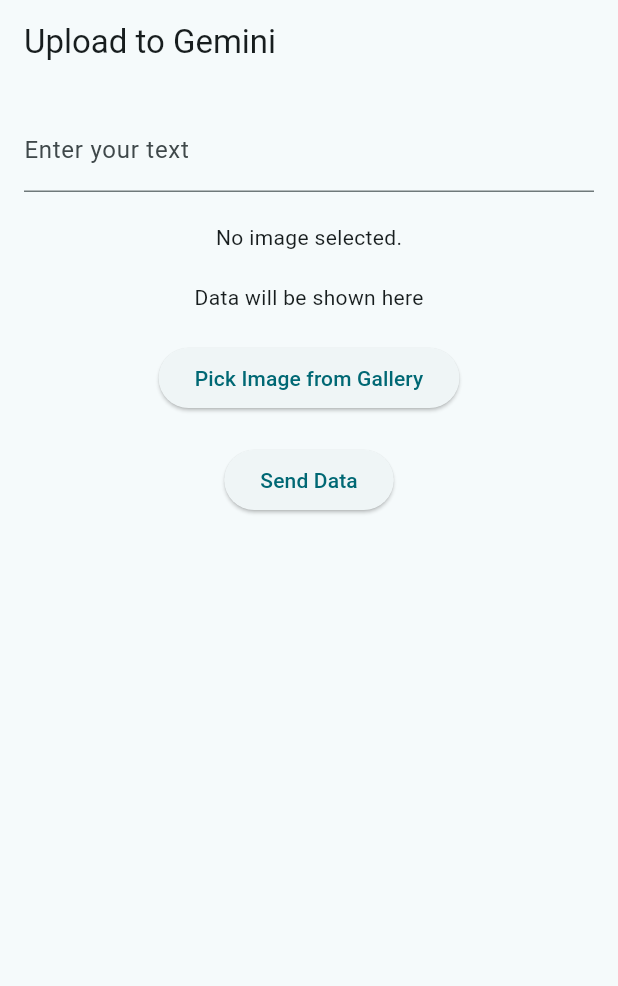
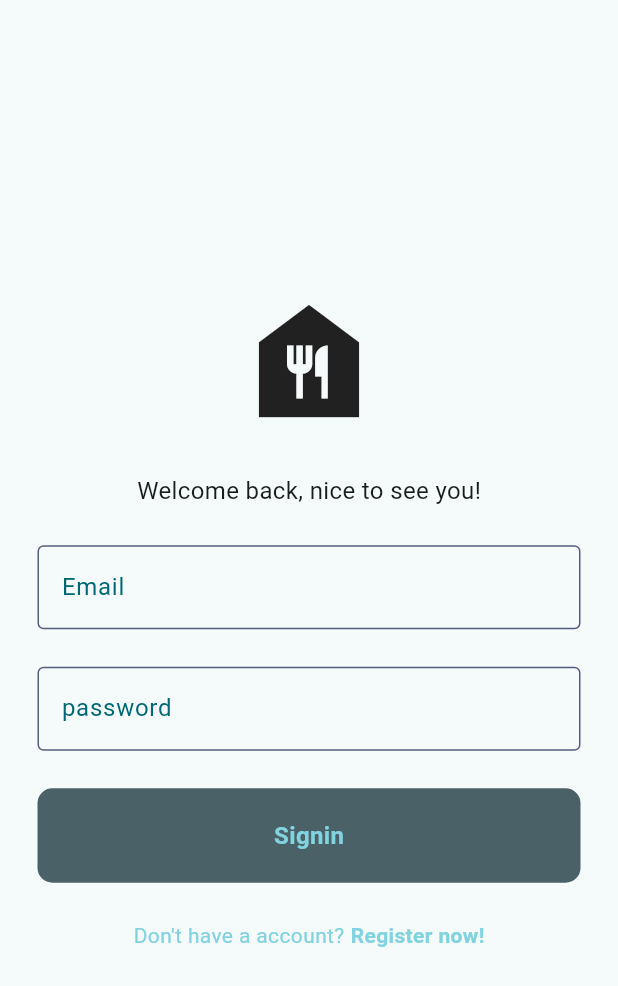
Before and after one commit to yyuvraj54/Nutriscan, a Flutter app: the screen it shows after launch, on a phone screen of 412 x 824 dp. Shown: the top 986 px of the screen. Run offline on Flutter 3.47's test engine with Material 3 defaults, Android fonts, the phone set to English and light mode, and no system bars; our stand-ins replace camera, firebase_auth, firebase_core, flutter_gemini, image_picker; accounts and stored records are empty.

Commit message:
auth part completed

```diff
--- /dev/null
+++ b/lib/component/my_button.dart
@@ -0,0 +1,34 @@
+import 'package:flutter/material.dart';
+
+class MyButton extends StatelessWidget {
+  final Function()? onTap;
+  final String text;
+  const MyButton({super.key, required this.text, this.onTap});
+
+  @override
+  Widget build(BuildContext context) {
+    return Padding(
+      padding: const EdgeInsets.symmetric(horizontal: 25),
+      child: GestureDetector(
+        onTap: onTap,
+        child: Container(
+          decoration: BoxDecoration(
+              color: Theme.of(context).colorScheme.secondary,
+              borderRadius: BorderRadius.circular(10)),
+          child: Center(
+            child: Padding(
+              padding: const EdgeInsets.all(20),
+              child: Text(
+                text,
+                style: TextStyle(
+                  fontSize: 16,
+                  fontWeight: FontWeight.bold,
+                    color: Theme.of(context).colorScheme.inversePrimary),
+              ),
+            ),
+          ),
+        ),
+      ),
+    );
+  }
+}
--- /dev/null
+++ b/lib/component/mytext_field.dart
@@ -0,0 +1,37 @@
+import 'package:flutter/material.dart';
+
+class MyTextField extends StatelessWidget {
+  final TextEditingController controller;
+  final String hintText;
+  final bool obscureText;
+
+  const MyTextField(
+      {super.key,
+      required this.controller,
+      required this.hintText,
+      required this.obscureText});
+
+  @override
+  Widget build(BuildContext context) {
+    return Padding(
+      padding:  const EdgeInsets.symmetric(horizontal: 25.0),
+      child: TextField(
+
+        controller: controller,
+        obscureText: obscureText,
+        decoration: InputDecoration(
+
+          enabledBorder: OutlineInputBorder(
+            borderSide: BorderSide(color: Theme.of(context).colorScheme.tertiary),
+          ),
+          focusedBorder: OutlineInputBorder(
+            borderSide: BorderSide(color: Theme.of(context).colorScheme.primary),
+          ),
+          hintText: hintText,
+          hintStyle: TextStyle(color: Theme.of(context).colorScheme.primary),
+        ),
+
+      ),
+    );
+  }
+}
--- a/lib/main.dart
+++ b/lib/main.dart
@@ -1,14 +1,12 @@
-import 'dart:html';
 import 'dart:io';
-
 import 'package:camera/camera.dart';
 import 'package:firebase_core/firebase_core.dart';
 import 'package:flutter/material.dart';
 import 'package:flutter/widgets.dart';
 import 'package:flutter_gemini/flutter_gemini.dart';
 import 'package:nutriscan/firebase_options.dart';
-
 import 'package:nutriscan/pages/gemini_api.dart';
+import 'package:nutriscan/services/auth/authgate.dart';
 
 List<CameraDescription>? cameras;
 
@@ -34,7 +32,7 @@
         useMaterial3: true,
       ),
       debugShowCheckedModeBanner: false,
-      home: APIPage(),
+      home: AuthGate(),
     );
   }
 }
@@ -160,7 +158,8 @@
   Widget build(BuildContext context) {
     return Scaffold(
       appBar: AppBar(title: Text('Display Picture')),
-      body: Image.file(File(imagePath)),
+      body: Center(child: Text('Anyhing '),)
+      //Image.file(File(imagePath)),
     );
   }
 }
--- /dev/null
+++ b/lib/pages/signin_page.dart
@@ -0,0 +1,142 @@
+import 'package:flutter/material.dart';
+import 'package:nutriscan/component/my_button.dart';
+import 'package:nutriscan/component/mytext_field.dart';
+import 'package:nutriscan/services/authservice.dart';
+
+class Signin extends StatefulWidget {
+  final Function()? onTap;
+
+  const Signin({super.key, this.onTap});
+
+  @override
+  State<Signin> createState() => _SigninState();
+}
+
+class _SigninState extends State<Signin> {
+  final TextEditingController emailController = TextEditingController();
+
+  final TextEditingController passwordController = TextEditingController();
+
+  Future<void> signin() async {
+    final _authServices = AuthServices();
+
+    // Show progress indicator
+    showDialog(
+      context: context,
+      barrierDismissible: false, // Prevent dialog dismissal
+      builder: (BuildContext context) {
+        return const Center(
+          child: CircularProgressIndicator(), // or any other indicator widget
+        );
+      },
+    );
+
+    try {
+      await _authServices.signInWithEmailPassword(
+          emailController.text, passwordController.text);
+
+      // Hide progress indicator
+      // ignore: use_build_context_synchronously
+      Navigator.of(context).pop(); // Close the progress dialog
+
+      // Optionally, navigate to a new screen or perform any other action upon successful sign-in
+    } catch (e) {
+      // Hide progress indicator
+      // ignore: use_build_context_synchronously
+      Navigator.of(context).pop(); // Close the progress dialog
+
+      // Show error dialog
+      showDialog(
+        // ignore: use_build_context_synchronously
+        context: context,
+        builder: (context) => AlertDialog(
+          title: Text(e.toString()),
+        ),
+      );
+    }
+  }
+
+  @override
+  Widget build(BuildContext context) {
+    return Scaffold(
+      backgroundColor: Theme.of(context).colorScheme.background,
+      body: Center(
+        child: Column(
+          mainAxisAlignment: MainAxisAlignment.center,
+          children: [
+            //icon
+            const Icon(
+              Icons.food_bank,
+              size: 100,
+            ),
+            const SizedBox(
+              height: 25,
+            ),
+
+            //welcome message
+            const Text(
+              'Welcome back, nice to see you!',
+              style: TextStyle(fontSize: 16),
+            ),
+            const SizedBox(
+              height: 25,
+            ),
+
+            //username
+            MyTextField(
+              controller: emailController,
+              hintText: 'Email',
+              obscureText: false,
+            ),
+            const SizedBox(
+              height: 25,
+            ),
+
+            //password
+            MyTextField(
+              controller: passwordController,
+              hintText: 'password',
+              obscureText: true,
+            ),
+            const SizedBox(
+              height: 25,
+            ),
+
+            //button
+            MyButton(
+              text: "Signin",
+              onTap: signin,
+            ),
+            const SizedBox(
+              height: 25,
+            ),
+
+            //forgot pasword
+            Row(
+              mainAxisAlignment: MainAxisAlignment.center,
+              children: [
+                Text(
+                  "Don't have a account?",
+                  style: TextStyle(
+                      color: Theme.of(context).colorScheme.inversePrimary),
+                ),
+                const SizedBox(
+                  width: 4,
+                ),
+                GestureDetector(
+                  onTap: widget.onTap,
+                  child: Text(
+                    'Register now!',
+                    style: TextStyle(
+                        fontWeight: FontWeight.bold,
+                        color: Theme.of(context).colorScheme.inversePrimary),
+                  ),
+                )
+              ],
+            )
+          ],
+        ),
+      ),
+    );
+  }
+}
--- /dev/null
+++ b/lib/pages/signin_signup_page.dart
@@ -0,0 +1,30 @@
+import 'package:flutter/material.dart';
+import 'package:nutriscan/pages/signin_page.dart';
+import 'package:nutriscan/pages/signup_page.dart';
+
+
+class SigninOrSignup extends StatefulWidget {
+  const SigninOrSignup({super.key});
+
+  @override
+  State<SigninOrSignup> createState() => _SigninOrSignupState();
+}
+
+class _SigninOrSignupState extends State<SigninOrSignup> {
+  bool showSigninPage = true;
+
+  void togelPage() {
+    setState(() {
+      showSigninPage = !showSigninPage;
+    });
+  }
+
+  @override
+  Widget build(BuildContext context) {
+    if (showSigninPage == true) {
+      return Signin(onTap: togelPage,);
+    } else {
+      return Signup(onTap: togelPage,);
+    }
+  }
+}
--- /dev/null
+++ b/lib/services/auth/authgate.dart
@@ -0,0 +1,25 @@
+import 'package:firebase_auth/firebase_auth.dart';
+import 'package:flutter/material.dart';
+import 'package:nutriscan/pages/gemini_api.dart';
+import 'package:nutriscan/pages/signin_signup_page.dart';
+
+
+class AuthGate extends StatelessWidget {
+  const AuthGate({super.key});
+
+  @override
+  Widget build(BuildContext context) {
+    return Scaffold(
+      body: StreamBuilder(
+        stream: FirebaseAuth.instance.authStateChanges(),
+        builder: (context, snapshot) {
+          if (snapshot.hasData) {
+            return  APIPage();
+          } else {
+            return const SigninOrSignup();
+          }
+        },
+      ),
+    );
+  }
+}
```
Also changed, not shown: lib/pages/signup_page.dart (added, +164 -0 lines).
